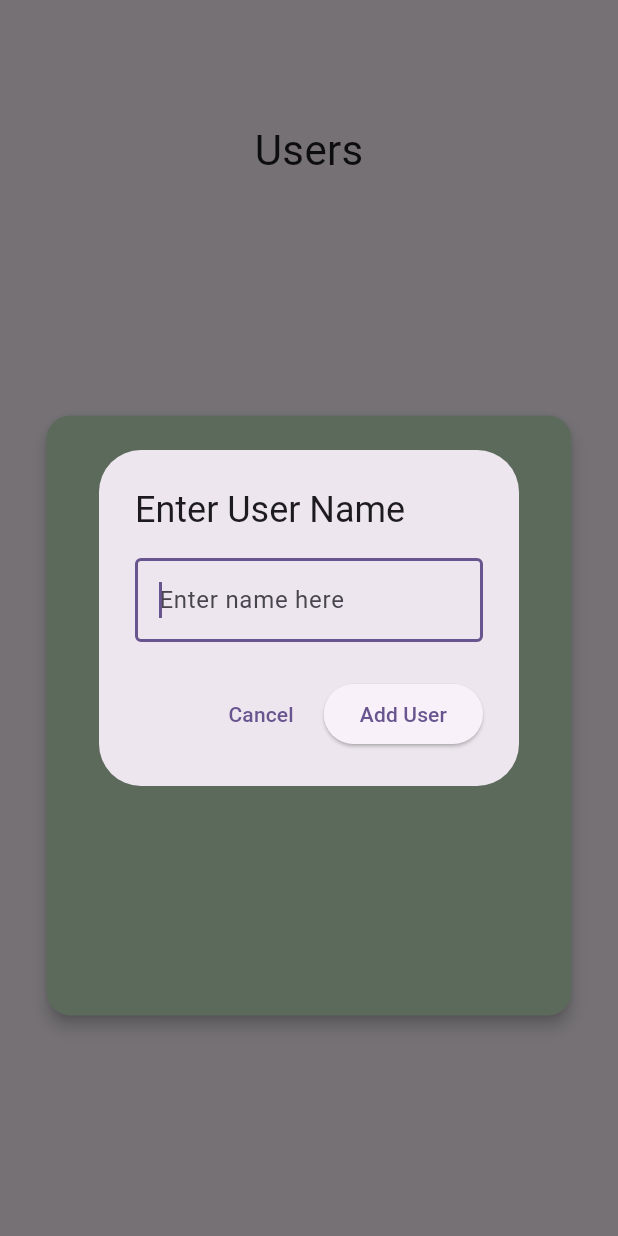
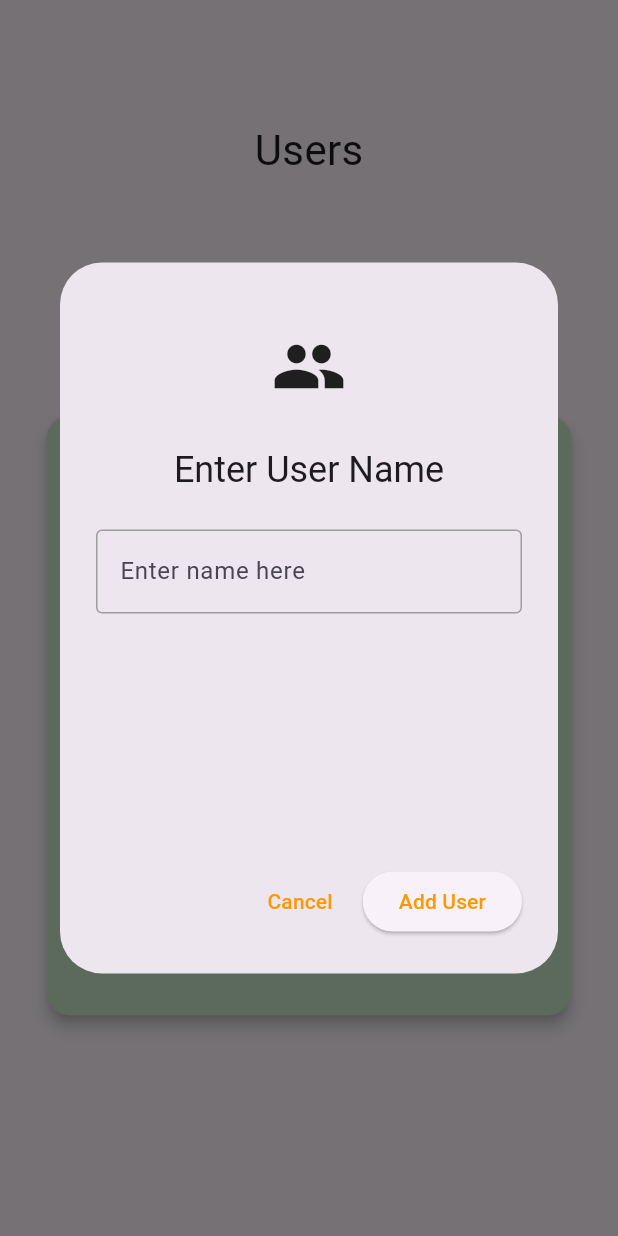
Before and after one commit to FrierensRing/FairShare, a Flutter app: the screen it shows after launch, after a tap on "➕ Add Page", on a phone screen of 412 x 824 dp. Run offline on Flutter 3.47's test engine with Material 3 defaults, Android fonts, the phone set to English and light mode, and no system bars.

```diff
--- a/lib/user_swipe_cards.dart
+++ b/lib/user_swipe_cards.dart
@@ -5,7 +5,8 @@ class UserSwipeCards extends StatefulWidget {
   _UserSwipeCardsState createState() => _UserSwipeCardsState();
 }
 
-class _UserSwipeCardsState extends State<UserSwipeCards> with SingleTickerProviderStateMixin {
+class _UserSwipeCardsState extends State<UserSwipeCards>
+    with SingleTickerProviderStateMixin {
   int cardCount = 0;
   int expandedCardIndex = -1; // -1 means no card is expanded
   List<String> userNames = []; // Store user names
@@ -24,13 +25,9 @@ class _UserSwipeCardsState extends State<UserSwipeCards> with SingleTickerProvid
       duration: Duration(milliseconds: 300),
     );
 
-    _scaleAnimation = Tween<double>(
-      begin: 0.0,
-      end: 1.0,
-    ).animate(CurvedAnimation(
-      parent: _animationController,
-      curve: Curves.easeOutBack,
-    ));
+    _scaleAnimation = Tween<double>(begin: 0.0, end: 1.0).animate(
+      CurvedAnimation(parent: _animationController, curve: Curves.easeOutBack),
+    );
   }
 
   @override
@@ -61,22 +58,53 @@ class _UserSwipeCardsState extends State<UserSwipeCards> with SingleTickerProvid
 
     showDialog(
       context: context,
-      builder: (context) => AlertDialog(
-        title: Text('Enter User Name'),
-        content: TextField(
+
+      builder:
+          (context) => AlertDialog(
+            title: Column(
+              children: [
+                SizedBox(height: 20),
+                Icon(Icons.people, size: 50),
+                SizedBox(height: 20),
+                Padding(
+                  padding: EdgeInsets.only(
+                    top: 8.0,
+                    bottom: 8.0,
+                  ), // customize as needed
+                  child: Center(
+                    child: Text('Enter User Name', textAlign: TextAlign.center),
+                  ),
+                ),
+              ],
+            ),
+            content: Container(
+              width: MediaQuery.sizeOf(context).width,
+              height: 200,
+              child: TextField(
                 controller: nameController,
+                cursorColor: Colors.grey,
                 decoration: InputDecoration(
                   hintText: 'Enter name here',
                   border: OutlineInputBorder(),
+                  enabledBorder: OutlineInputBorder(
+                    borderSide: BorderSide(color: Colors.grey),
                   ),
-          autofocus: true,
+                  focusedBorder: OutlineInputBorder(
+                    borderSide: BorderSide(
+                      color: Colors.orange,
+                      width: 2,
+                    ), // Focused state
+                  ),
+                ),
+                autofocus: false,
+              ),
             ),
             actions: [
               TextButton(
                 onPressed: () {
                   Navigator.pop(context);
                 },
-            child: Text('Cancel'),
+                child: Text('Cancel', style: TextStyle(color: Colors.orange)),
               ),
               ElevatedButton(
                 onPressed: () {
@@ -90,7 +118,7 @@ class _UserSwipeCardsState extends State<UserSwipeCards> with SingleTickerProvid
 
                     WidgetsBinding.instance.addPostFrameCallback((_) {
                       _pageController.animateToPage(
-                    cardCount-1,
+                        cardCount - 1,
                         duration: Duration(milliseconds: 400),
                         curve: Curves.easeInOut,
                       );
@@ -99,7 +127,7 @@ class _UserSwipeCardsState extends State<UserSwipeCards> with SingleTickerProvid
                     Navigator.pop(context);
                   }
                 },
-            child: Text('Add User'),
+                child: Text('Add User', style: TextStyle(color: Colors.orange)),
               ),
             ],
           ),
@@ -117,17 +145,15 @@ class _UserSwipeCardsState extends State<UserSwipeCards> with SingleTickerProvid
               SizedBox(height: 80), // Top spacing
               Padding(
                 padding: EdgeInsets.symmetric(horizontal: 16),
-                child: Text(
-                  "Users",
-                  style: TextStyle(fontSize: 28),
-                ),
+                child: Text("Users", style: TextStyle(fontSize: 28)),
               ),
               SizedBox(height: 10),
               Expanded(
                 child: PageView.builder(
                   controller: _pageController,
                   // Disable scrolling when a card is expanded
-                  physics: expandedCardIndex != -1
+                  physics:
+                      expandedCardIndex != -1
                           ? NeverScrollableScrollPhysics()
                           : AlwaysScrollableScrollPhysics(),
                   itemCount: cardCount + 1,
@@ -138,7 +164,6 @@ class _UserSwipeCardsState extends State<UserSwipeCards> with SingleTickerProvid
                         child: GestureDetector(
                           onTap: () {
                             _showNameInputDialog(context);
-
                           },
                           child: Card(
                             color: Colors.green[100],
@@ -156,7 +181,7 @@ class _UserSwipeCardsState extends State<UserSwipeCards> with SingleTickerProvid
                               ),
                             ),
                           ),
-                        )
+                        ),
                       );
                     }
                     return Center(
@@ -180,7 +205,8 @@ class _UserSwipeCardsState extends State<UserSwipeCards> with SingleTickerProvid
                               mainAxisAlignment: MainAxisAlignment.center,
                               children: [
                                 Text(
-                                  userNames.isNotEmpty && index < userNames.length
+                                  userNames.isNotEmpty &&
+                                          index < userNames.length
                                       ? userNames[index]
                                       : "Page ${index + 1}",
                                   style: TextStyle(fontSize: 32),
@@ -218,7 +244,9 @@ class _UserSwipeCardsState extends State<UserSwipeCards> with SingleTickerProvid
               builder: (context, child) {
                 return Positioned.fill(
                   child: Material(
-                    color: Colors.black.withOpacity(0.5 * _animationController.value),
+                    color: Colors.black.withOpacity(
+                      0.5 * _animationController.value,
+                    ),
                     child: InkWell(
                       splashColor: Colors.transparent,
                       highlightColor: Colors.transparent,
@@ -248,7 +276,9 @@ class _UserSwipeCardsState extends State<UserSwipeCards> with SingleTickerProvid
                                   children: [
                                     // Header
                                     Text(
-                                      userNames.isNotEmpty && expandedCardIndex < userNames.length
+                                      userNames.isNotEmpty &&
+                                              expandedCardIndex <
+                                                  userNames.length
                                           ? userNames[expandedCardIndex]
                                           : "Page ${expandedCardIndex + 1}",
                                       style: TextStyle(
@@ -295,7 +325,7 @@ class _UserSwipeCardsState extends State<UserSwipeCards> with SingleTickerProvid
                     ),
                   ),
                 );
-              }
+              },
             ),
         ],
       ),
```
Lines whose indentation alone changed are shown as unchanged.
